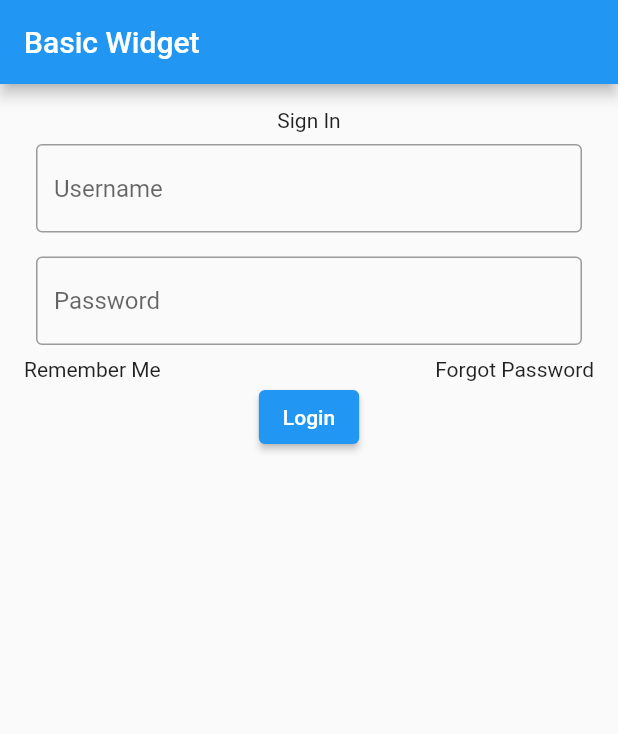
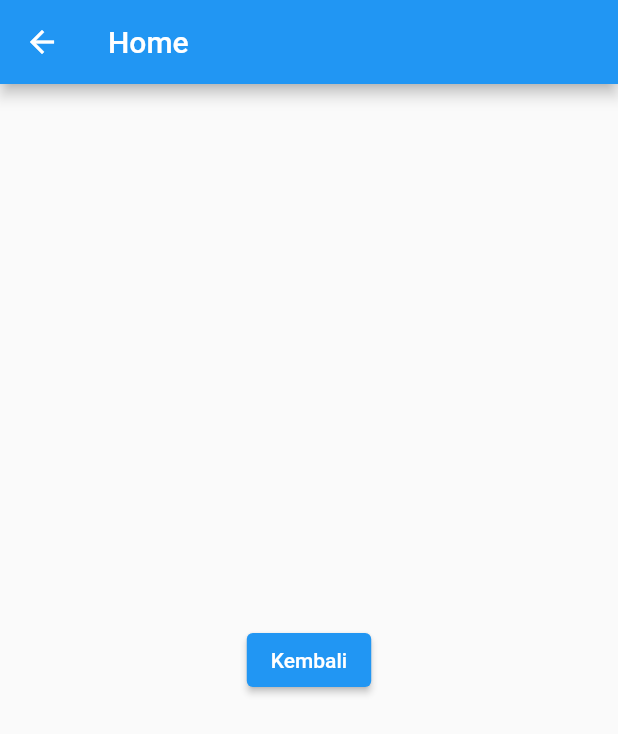
Before and after one commit to buzzlightyear22/basicwidgetflutter, a Flutter app: the screen it shows after launch, after a tap on "Login", on a phone screen of 412 x 824 dp. Shown: the top 734 px of the screen. Run offline on Flutter 3.47's test engine with Material 2 defaults, Android fonts, the light colour scheme and no system bars.

Commit message:
first commit

```diff
--- /dev/null
+++ b/lib/home.dart
@@ -0,0 +1,26 @@
+import 'package:flutter/material.dart';
+
+class Home extends StatelessWidget {
+  const Home({super.key});
+
+  @override
+  Widget build(BuildContext context) {
+    return Scaffold(
+      appBar: AppBar(
+        title: const Text("Home"),
+      ),
+      body: Center(
+        child: Column(
+          mainAxisAlignment: MainAxisAlignment.center,
+          children: [
+            ElevatedButton(
+                onPressed: () {
+                  Navigator.pop(context);
+                },
+                child: const Text("Kembali")),
+          ],
+        ),
+      ),
+    );
+  }
+}
--- a/lib/main.dart
+++ b/lib/main.dart
@@ -1,7 +1,10 @@
 import 'package:flutter/material.dart';
+import 'package:widget_basic_project/home.dart';
 
 void main() {
-  runApp(const MyApp());
+  runApp(const MaterialApp(
+    home: MyApp(),
+  ));
 }
 
 class MyApp extends StatelessWidget {
@@ -31,6 +34,7 @@ class MyApp extends StatelessWidget {
               const Padding(
                 padding: EdgeInsets.all(8.0),
                 child: TextField(
+                  obscureText: true,
                   decoration: InputDecoration(
                       border: OutlineInputBorder(), hintText: "Password"),
                 ),
@@ -41,7 +45,12 @@ class MyApp extends StatelessWidget {
                     Text("Remember Me"),
                     Text("Forgot Password"),
                   ]),
-              ElevatedButton(onPressed: () {}, child: const Text("Login")),
+              ElevatedButton(
+                  onPressed: () {
+                    Navigator.push(context,
+                        MaterialPageRoute(builder: (context) => const Home()));
+                  },
+                  child: const Text("Login")),
             ],
           ),
         ),
```
